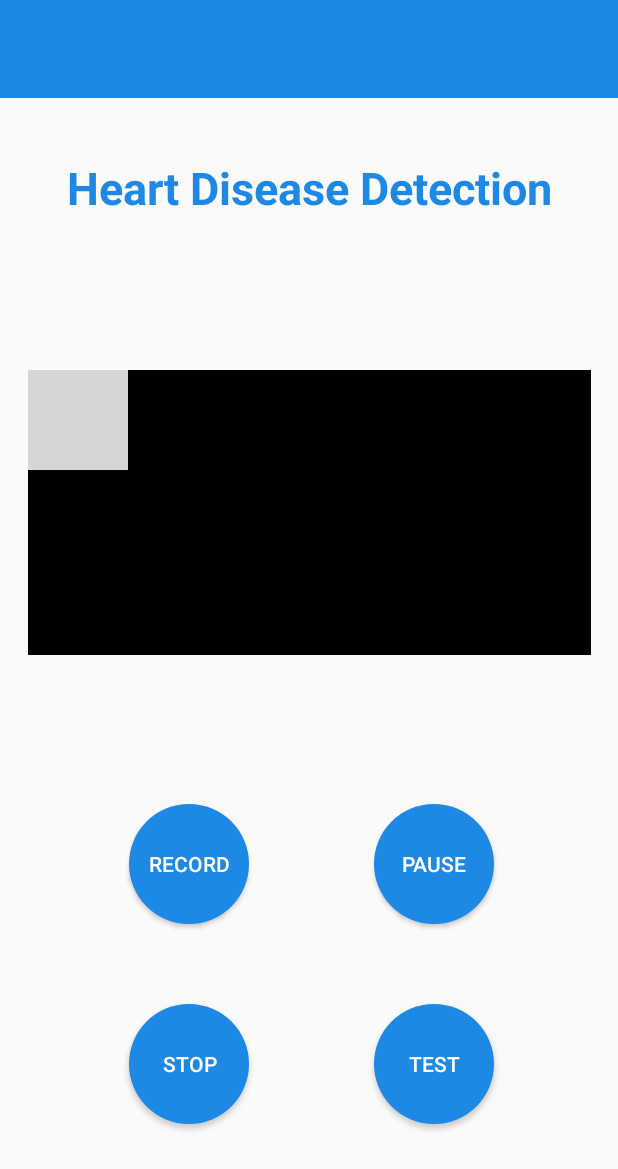
After one commit to maheensaleh/HealthApp_UI_Design, an Android app: the Heart screen opened directly, with no data from a screen before it, on a phone screen of 412 x 824 dp. The commit adds this screen. Shown: the top 1169 px of the screen. Run offline under Robolectric (Android 15) with nearby library versions, the phone set to English and light mode, and no system bars; grey boxes are pictures that could not be loaded.

Commit message:
record buttons

```diff
--- a/app/src/main/AndroidManifest.xml
+++ b/app/src/main/AndroidManifest.xml
@@ -13,7 +13,11 @@
         android:roundIcon="@mipmap/ic_launcher_round"
         android:supportsRtl="true"
         android:theme="@style/AppTheme">
-        <activity android:name=".MainOptions"></activity>
+        <activity android:name=".About"></activity>
+        <activity android:name=".Records" />
+        <activity android:name=".Lungs" />
+        <activity android:name=".Heart" />
+        <activity android:name=".MainOptions" />
         <activity android:name=".Signin" />
         <activity
             android:name=".SplashScreen"
--- /dev/null
+++ b/app/src/main/java/com/example/hearthhealthhear/Heart.java
@@ -0,0 +1,41 @@
+package com.example.hearthhealthhear;
+
+import androidx.appcompat.app.AppCompatActivity;
+import androidx.appcompat.widget.Toolbar;
+
+import android.content.Intent;
+import android.os.Bundle;
+import android.view.View;
+import android.widget.TextView;
+
+public class Heart extends AppCompatActivity {
+
+    private Toolbar mytoolbar;
+    TextView username_view;
+    String displayname;
+
+
+    @Override
+    protected void onCreate(Bundle savedInstanceState) {
+        super.onCreate(savedInstanceState);
+        setContentView(R.layout.activity_heart);
+
+        mytoolbar= (Toolbar) findViewById(R.id.toolbar);
+        setSupportActionBar(mytoolbar);
+
+        Intent getdisplayname = getIntent();
+        displayname = getdisplayname.getStringExtra("username");
+
+        username_view=(TextView)findViewById(R.id.user_name);
+        username_view.setText(displayname);
+
+
+
+
+
+
+    }
+
+    public void record_heart(View view) {
+    }
+}
--- /dev/null
+++ b/app/src/main/res/layout/activity_heart.xml
@@ -0,0 +1,151 @@
+<?xml version="1.0" encoding="utf-8"?>
+<androidx.constraintlayout.widget.ConstraintLayout xmlns:android="http://schemas.android.com/apk/res/android"
+    xmlns:app="http://schemas.android.com/apk/res-auto"
+    xmlns:tools="http://schemas.android.com/tools"
+    android:layout_width="match_parent"
+    android:layout_height="match_parent"
+    tools:context=".Heart">
+
+    <androidx.appcompat.widget.Toolbar
+        android:id="@+id/toolbar"
+        android:layout_width="match_parent"
+        android:layout_height="65dp"
+        android:background="@color/blue"
+        android:minHeight="?attr/actionBarSize"
+        android:theme="?attr/actionBarTheme"
+        app:layout_constraintBottom_toBottomOf="parent"
+        app:layout_constraintEnd_toEndOf="parent"
+        app:layout_constraintHorizontal_bias="0.0"
+        app:layout_constraintStart_toStartOf="parent"
+        app:layout_constraintTop_toTopOf="parent"
+        app:layout_constraintVertical_bias="0.0">
+
+        <androidx.constraintlayout.widget.ConstraintLayout
+            android:layout_width="match_parent"
+            android:layout_height="match_parent"
+            android:layout_marginStart="-100dp">
+
+            <TextView
+                android:id="@+id/user_name"
+                android:layout_width="240dp"
+                android:layout_height="43dp"
+                android:padding="0dp"
+                android:text="welcome user"
+                android:textColor="@color/white"
+                android:textSize="25dp"
+                app:layout_constraintBottom_toBottomOf="parent"
+                app:layout_constraintEnd_toEndOf="parent"
+                app:layout_constraintHorizontal_bias="0.045"
+                app:layout_constraintStart_toStartOf="parent"
+                app:layout_constraintTop_toTopOf="parent" />
+        </androidx.constraintlayout.widget.ConstraintLayout>
+    </androidx.appcompat.widget.Toolbar>
+
+    <TextView
+        android:id="@+id/textView"
+        android:layout_width="match_parent"
+        android:layout_height="wrap_content"
+        android:text="Heart Disease Detection"
+        android:textAlignment="center"
+        android:textColor="@color/blue"
+        android:textSize="30dp"
+        android:textStyle="bold"
+        app:layout_constraintBottom_toBottomOf="parent"
+        app:layout_constraintEnd_toEndOf="parent"
+        app:layout_constraintHorizontal_bias="0.0"
+        app:layout_constraintStart_toStartOf="parent"
+        app:layout_constraintTop_toTopOf="parent"
+        app:layout_constraintVertical_bias="0.134" />
+
+    <com.anand.brose.graphviewlibrary.GraphView
+        android:id="@+id/graphView"
+        android:layout_width="375dp"
+        android:layout_height="190dp"
+        android:layout_alignParentStart="true"
+        android:layout_alignParentLeft="true"
+        android:layout_alignParentTop="true"
+        android:layout_alignParentBottom="true"
+        android:fillViewport="true"
+        app:layout_constraintBottom_toBottomOf="parent"
+        app:layout_constraintEnd_toEndOf="parent"
+        app:layout_constraintStart_toStartOf="parent"
+        app:layout_constraintTop_toTopOf="parent"
+        app:layout_constraintVertical_bias="0.389"></com.anand.brose.graphviewlibrary.GraphView>
+
+
+    <Button
+        android:id="@+id/control"
+        android:layout_width="80dp"
+        android:layout_height="80dp"
+        android:layout_alignParentBottom="true"
+        android:layout_centerHorizontal="true"
+        android:background="@drawable/round_button"
+        android:onClick="record_heart"
+        android:text="@string/record"
+        android:textAlignment="center"
+        android:textColor="@color/white"
+        app:layout_constraintBottom_toBottomOf="parent"
+        app:layout_constraintEnd_toEndOf="parent"
+        app:layout_constraintHorizontal_bias="0.26"
+        app:layout_constraintStart_toStartOf="parent"
+        app:layout_constraintTop_toTopOf="parent"
+        app:layout_constraintVertical_bias="0.72" />
+
+    <Button
+        android:id="@+id/pause"
+        android:layout_width="80dp"
+        android:layout_height="80dp"
+        android:layout_alignParentBottom="true"
+        android:layout_centerHorizontal="true"
+        android:background="@drawable/round_button"
+        android:onClick="record_heart"
+        android:text="pause"
+        android:textAlignment="center"
+        android:textColor="@color/white"
+        app:layout_constraintBottom_toBottomOf="parent"
+        app:layout_constraintEnd_toEndOf="parent"
+        app:layout_constraintHorizontal_bias="0.75"
+        app:layout_constraintStart_toStartOf="parent"
+        app:layout_constraintTop_toTopOf="parent"
+        app:layout_constraintVertical_bias="0.72" />
+
+
+    <Button
+        android:id="@+id/stop"
+        android:layout_width="80dp"
+        android:layout_height="80dp"
+        android:layout_alignParentBottom="true"
+        android:layout_centerHorizontal="true"
+        android:background="@drawable/round_button"
+        android:onClick="record_heart"
+        android:text="stop"
+        android:textAlignment="center"
+        android:textColor="@color/white"
+        app:layout_constraintBottom_toBottomOf="parent"
+        app:layout_constraintEnd_toEndOf="parent"
+        app:layout_constraintHorizontal_bias="0.26"
+        app:layout_constraintStart_toStartOf="parent"
+        app:layout_constraintTop_toTopOf="parent"
+        app:layout_constraintVertical_bias="0.9" />
+
+    <Button
+        android:id="@+id/test"
+        android:layout_width="80dp"
+        android:layout_height="80dp"
+        android:layout_alignParentBottom="true"
+        android:layout_centerHorizontal="true"
+        android:background="@drawable/round_button"
+        android:onClick="record_heart"
+        android:text="test"
+        android:textAlignment="center"
+        android:textColor="@color/white"
+        app:layout_constraintBottom_toBottomOf="parent"
+        app:layout_constraintEnd_toEndOf="parent"
+        app:layout_constraintHorizontal_bias="0.75"
+        app:layout_constraintStart_toStartOf="parent"
+        app:layout_constraintTop_toTopOf="parent"
+        app:layout_constraintVertical_bias="0.9" />
+
+
+
+</androidx.constraintlayout.widget.ConstraintLayout>
```
Also changed, not shown: app/src/main/java/com/example/hearthhealthhear/About.java (added, +14 -0 lines), app/src/main/java/com/example/hearthhealthhear/Lungs.java (added, +14 -0 lines), app/src/main/java/com/example/hearthhealthhear/MainOptions.java (+28 -0 lines), app/src/main/java/com/example/hearthhealthhear/Records.java (added, +14 -0 lines), app/src/main/res/layout/activity_about.xml (added, +9 -0 lines), app/src/main/res/layout/activity_lungs.xml (added, +9 -0 lines), app/src/main/res/layout/activity_main_options.xml (+7 -4 lines), app/src/main/res/layout/activity_records.xml (added, +9 -0 lines).
